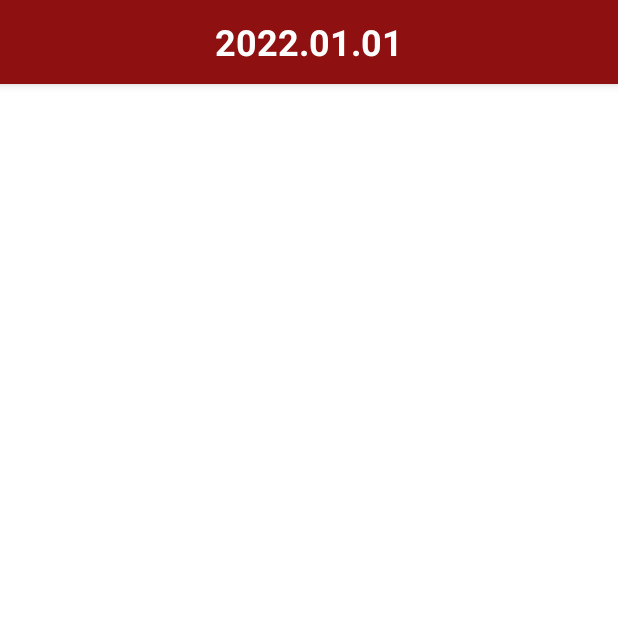
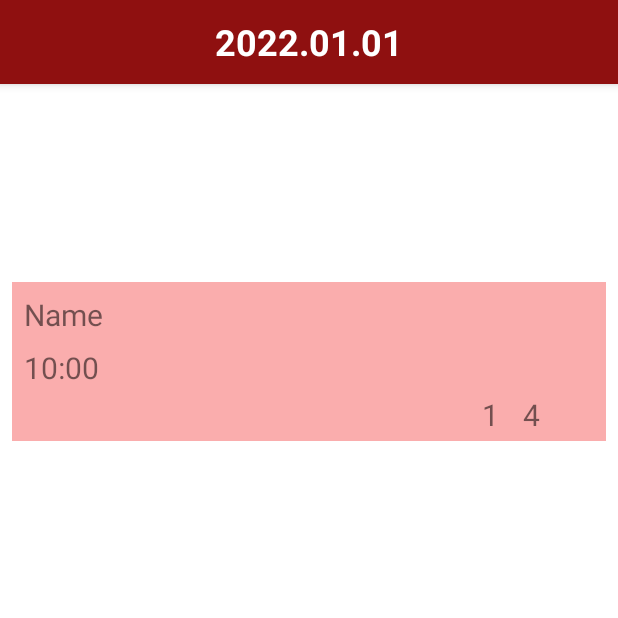
Before and after one commit to LizaSzabo/CarPool, an Android app: the ActualitiesFragment screen opened through its navigation route, on a phone screen of 412 x 824 dp, the top half of it. Run offline under Robolectric (Android 15) with nearby library versions, the phone set to English and light mode, and no system bars; our stand-ins replace Dagger/Hilt's generated code; libraries missing offline, so code that uses them is left out: co.zsmb.rainbowcake.

Commit message:
Add list adapter for the announcements list on the Actualities page

```diff
--- a/app/src/main/java/hu/bme/aut/android/carpool/actualities/ActualitiesFragment.kt
+++ b/app/src/main/java/hu/bme/aut/android/carpool/actualities/ActualitiesFragment.kt
@@ -5,11 +5,13 @@ import android.view.LayoutInflater
 import android.view.View
 import android.view.ViewGroup
 import androidx.appcompat.app.AppCompatActivity
+import androidx.recyclerview.widget.LinearLayoutManager
 import co.zsmb.rainbowcake.base.RainbowCakeFragment
 import co.zsmb.rainbowcake.hilt.getViewModelFromFactory
 import dagger.hilt.android.AndroidEntryPoint
 import hu.bme.aut.android.carpool.R
 import hu.bme.aut.android.carpool.databinding.FragmentActualitiesBinding
+import hu.bme.aut.android.carpool.model.Announcement
 
 
 @AndroidEntryPoint
@@ -18,6 +20,7 @@ class ActualitiesFragment : RainbowCakeFragment<ActualitiesViewState, Actualitie
     private lateinit var binding: FragmentActualitiesBinding
     override fun provideViewModel() = getViewModelFromFactory()
     override fun getViewResource() = R.layout.fragment_actualities
+    private lateinit var actualitiesListAdapter: ActualitiesListAdapter
 
     override fun onCreateView(
         inflater: LayoutInflater,
@@ -36,9 +39,28 @@ class ActualitiesFragment : RainbowCakeFragment<ActualitiesViewState, Actualitie
         (activity as AppCompatActivity).setSupportActionBar(toolbar)
         (activity as AppCompatActivity).supportActionBar?.title = ""
 
+        setupRecyclerView()
+
     }
 
     override fun render(viewState: ActualitiesViewState) {
         //TODO
     }
+
+    private fun setupRecyclerView() {
+        actualitiesListAdapter = ActualitiesListAdapter()
+        binding.rvActualities.layoutManager = LinearLayoutManager(context)
+        binding.rvActualities.adapter = actualitiesListAdapter
+        actualitiesListAdapter.addAllAnnouncements(
+            listOf(
+                Announcement(
+                    "id",
+                    "Name",
+                    "10:00",
+                    1,
+                    4
+                )
+            )
+        )
+    }
 }
--- a/app/src/main/java/hu/bme/aut/android/carpool/actualities/ActualitiesListAdapter.kt
+++ b/app/src/main/java/hu/bme/aut/android/carpool/actualities/ActualitiesListAdapter.kt
@@ -1,4 +1,68 @@
 package hu.bme.aut.android.carpool.actualities
 
-class ActualitiesListAdapter {
+import android.annotation.SuppressLint
+import android.view.LayoutInflater
+import android.view.ViewGroup
+import android.widget.TextView
+import androidx.recyclerview.widget.DiffUtil
+import androidx.recyclerview.widget.ListAdapter
+import androidx.recyclerview.widget.RecyclerView
+import hu.bme.aut.android.carpool.databinding.AnnouncementItemBinding
+import hu.bme.aut.android.carpool.model.Announcement
+
+class ActualitiesListAdapter :
+    ListAdapter<Announcement, ActualitiesListAdapter.AnnouncementViewHolder>(ItemCallBack) {
+
+    var announcements = emptyList<Announcement>()
+
+    inner class AnnouncementViewHolder(binding: AnnouncementItemBinding) :
+        RecyclerView.ViewHolder(binding.root) {
+        val tvOwnerName: TextView = binding.ownerName
+        var tvTimeOfDeparture: TextView = binding.timeOfDeparture
+        val tvTakenSeatsNumber: TextView = binding.takenSeatsNumber
+        var tvFreeSeatsNumber: TextView = binding.freeSeatsNumber
+        var announcement: Announcement? = null
+    }
+
+    override fun onCreateViewHolder(parent: ViewGroup, viewType: Int) = AnnouncementViewHolder(
+        AnnouncementItemBinding.inflate(
+            LayoutInflater.from(parent.context), parent, false
+        )
+    )
+
+
+    override fun onBindViewHolder(holder: AnnouncementViewHolder, position: Int) {
+        val announcement = announcements[position]
+
+        holder.announcement = announcement
+        holder.tvOwnerName.text = announcement.ownerName
+        holder.tvTimeOfDeparture.text = announcement.timeOfDeparture
+        holder.tvTakenSeatsNumber.text = announcement.takenSeatsNumber.toString()
+        holder.tvFreeSeatsNumber.text = announcement.freeSeatsNumber.toString()
+
+    }
+
+    override fun getItemCount(): Int {
+        return announcements.size
+    }
+
+    fun addAllAnnouncements(announcement: List<Announcement>) {
+        announcements -= announcements
+        announcements += announcement
+        submitList(announcements)
+    }
+
+    companion object {
+
+        object ItemCallBack : DiffUtil.ItemCallback<Announcement>() {
+            override fun areItemsTheSame(oldItem: Announcement, newItem: Announcement): Boolean {
+                return oldItem == newItem
+            }
+
+            @SuppressLint("DiffUtilEquals")
+            override fun areContentsTheSame(oldItem: Announcement, newItem: Announcement): Boolean {
+                return oldItem == newItem
+            }
+        }
+    }
 }
--- /dev/null
+++ b/app/src/main/java/hu/bme/aut/android/carpool/model/Announcement.kt
@@ -0,0 +1,9 @@
+package hu.bme.aut.android.carpool.model
+
+data class Announcement(
+    val ownerId: String,
+    val ownerName: String,
+    val timeOfDeparture: String,
+    val takenSeatsNumber: Int,
+    val freeSeatsNumber: Int,
+)
--- /dev/null
+++ b/app/src/main/res/layout/announcement_item.xml
@@ -0,0 +1,65 @@
+<?xml version="1.0" encoding="utf-8"?>
+<androidx.constraintlayout.widget.ConstraintLayout xmlns:android="http://schemas.android.com/apk/res/android"
+    xmlns:app="http://schemas.android.com/apk/res-auto"
+    android:layout_width="match_parent"
+    android:layout_height="wrap_content"
+    android:background="@color/light_background_red">
+
+    <LinearLayout
+        android:layout_width="match_parent"
+        android:layout_height="wrap_content"
+        android:orientation="vertical"
+        android:padding="4dp"
+        android:weightSum="3"
+        app:layout_constraintEnd_toEndOf="parent"
+        app:layout_constraintStart_toStartOf="parent"
+        app:layout_constraintTop_toTopOf="parent">
+
+        <TextView
+            android:id="@+id/ownerName"
+            android:layout_width="match_parent"
+            android:layout_height="0dp"
+            android:layout_weight="1"
+            android:padding="4dp"
+            android:text="Owner"
+            android:textSize="20sp" />
+
+        <TextView
+            android:id="@+id/timeOfDeparture"
+            android:layout_width="match_parent"
+            android:layout_height="0dp"
+            android:layout_weight="1"
+            android:padding="4dp"
+            android:text="Time"
+            android:textSize="20sp" />
+
+        <LinearLayout
+            android:layout_width="match_parent"
+            android:layout_height="0dp"
+            android:layout_marginEnd="32dp"
+            android:layout_weight="1"
+            android:gravity="end"
+            android:orientation="horizontal">
+
+            <TextView
+                android:id="@+id/takenSeatsNumber"
+                android:layout_width="wrap_content"
+                android:layout_height="match_parent"
+                android:paddingStart="8dp"
+                android:paddingEnd="8dp"
+                android:text="Taken"
+                android:textSize="20sp" />
+
+            <TextView
+                android:id="@+id/freeSeatsNumber"
+                android:layout_width="wrap_content"
+                android:layout_height="match_parent"
+                android:paddingStart="8dp"
+                android:paddingEnd="8dp"
+                android:text="Free"
+                android:textSize="20sp" />
+
+        </LinearLayout>
+
+    </LinearLayout>
+</androidx.constraintlayout.widget.ConstraintLayout>
--- a/app/src/main/res/layout/fragment_actualities.xml
+++ b/app/src/main/res/layout/fragment_actualities.xml
@@ -6,6 +6,7 @@
     android:layout_height="match_parent">
 
     <com.google.android.material.appbar.AppBarLayout
+        android:id="@+id/appBar"
         android:layout_width="0dp"
         android:layout_height="wrap_content"
         app:layout_constraintEnd_toEndOf="parent"
@@ -34,5 +35,19 @@
 
     </com.google.android.material.appbar.AppBarLayout>
 
+    <androidx.recyclerview.widget.RecyclerView
+        android:id="@+id/rvActualities"
+        android:layout_width="match_parent"
+        android:layout_height="500dp"
+        android:layout_marginStart="8dp"
+        android:layout_marginTop="16dp"
+        android:layout_marginEnd="8dp"
+        android:layout_marginBottom="20dp"
+        app:layout_constraintBottom_toBottomOf="parent"
+        app:layout_constraintEnd_toEndOf="parent"
+        app:layout_constraintStart_toStartOf="parent"
+        app:layout_constraintTop_toBottomOf="@+id/appBar"
+        tools:listitem="@layout/announcement_item"/>
+
 
 </androidx.constraintlayout.widget.ConstraintLayout>
--- a/app/src/main/res/values/colors.xml
+++ b/app/src/main/res/values/colors.xml
@@ -12,4 +12,5 @@
     <color name="secondary_red">#EC1056</color>
     <color name="carpool_red_light">#9C1700</color>
     <color name="carpool_text">#422929</color>
+    <color name="light_background_red">#FAADAD</color>
 </resources>
```
